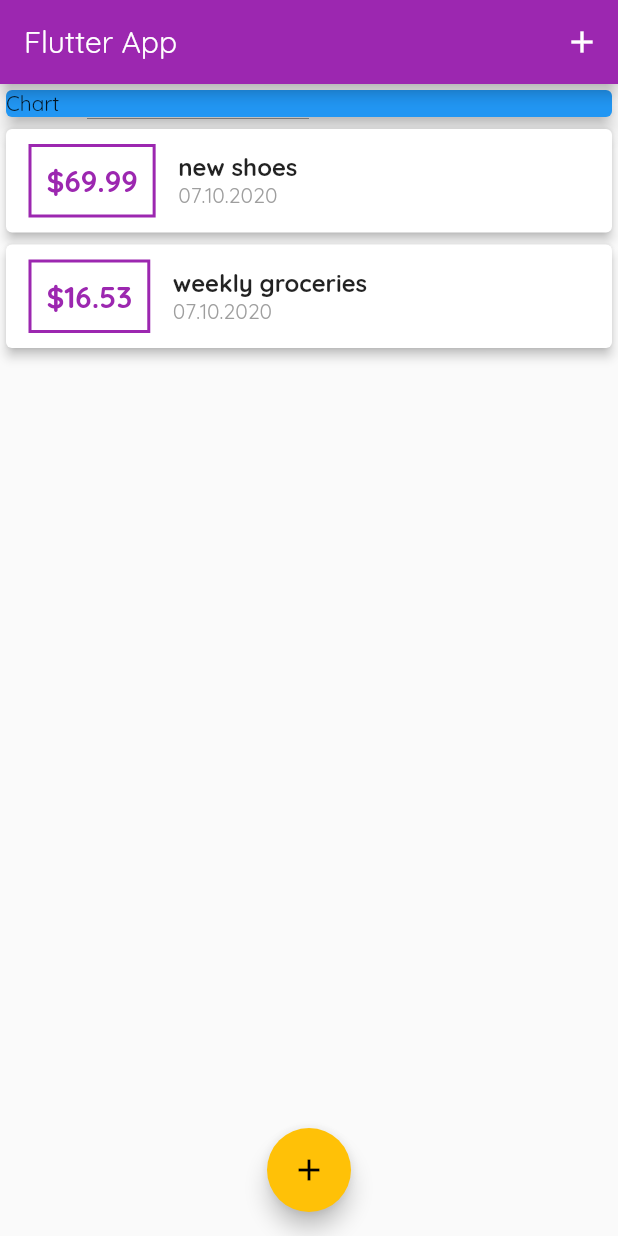
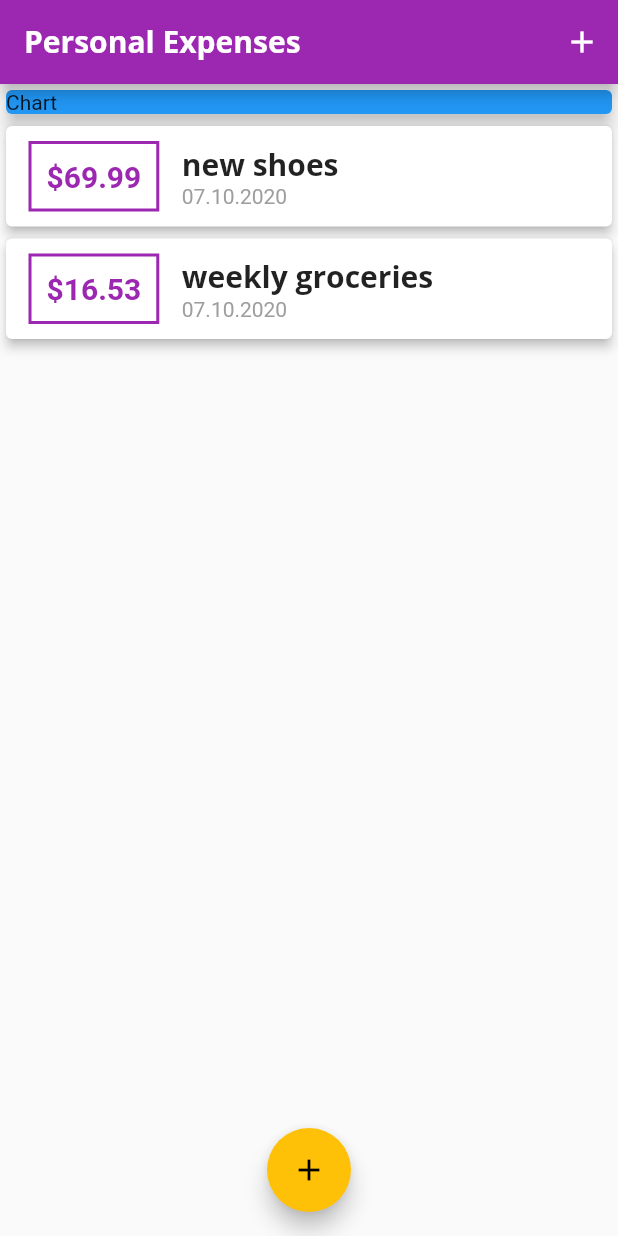
Before and after one commit to mirecta/flutter, a Flutter app: the screen it shows after launch, on a phone screen of 412 x 824 dp. Run offline on Flutter 3.47's test engine with Material 2 defaults, Android fonts, the phone set to English and light mode, and no system bars.

Commit message:
add themes

```diff
--- a/hello_world2/lib/main.dart
+++ b/hello_world2/lib/main.dart
@@ -14,10 +14,15 @@ class MyApp extends StatelessWidget {
     return MaterialApp(
       title: 'Personal Expenses',
       theme: ThemeData(
-       primarySwatch: Colors.purple,
-       accentColor: Colors.amber,
-       fontFamily: "Quicksand",
-      ),
+          primarySwatch: Colors.purple,
+          accentColor: Colors.amber,
+          fontFamily: "Quicksand",
+          textTheme: ThemeData.light().textTheme.copyWith(
+                  title: TextStyle(fontFamily: 'OpenSans', fontSize: 20,fontWeight: FontWeight.bold)),
+          appBarTheme: AppBarTheme(
+              textTheme: ThemeData.light().textTheme.copyWith(
+                  title: TextStyle(fontFamily: 'OpenSans', fontSize: 20,fontWeight: FontWeight.bold)))),
+
       home: MyHomePage(),
     );
   }
@@ -68,7 +73,7 @@ class _MyHomePageState extends State<MyHomePage> {
   Widget build(BuildContext context) {
     return Scaffold(
       appBar: AppBar(
-        title: Text("Flutter App"),
+        title: Text("Personal Expenses"),
         actions: [
           IconButton(
               icon: Icon(Icons.add),
--- a/hello_world2/lib/widgets/transaction_list.dart
+++ b/hello_world2/lib/widgets/transaction_list.dart
@@ -38,8 +38,7 @@ class TransactionList extends StatelessWidget {
                     children: [
                       Text(
                         transactions[index].title,
-                        style: TextStyle(
-                            fontWeight: FontWeight.bold, fontSize: 16),
+                        style: Theme.of(context).textTheme.title,
                       ),
                       Text(
                         DateFormat('dd.MM.yyyy').format(transactions[index].date),
```
